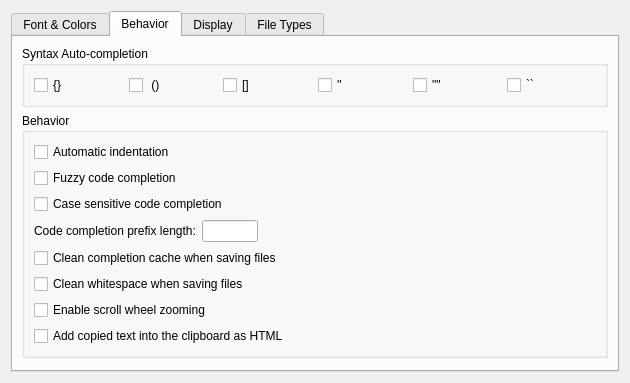
Old version of the form liteidex/src/plugins/liteeditor/liteeditoroption.ui in the repository visualfc/liteide.
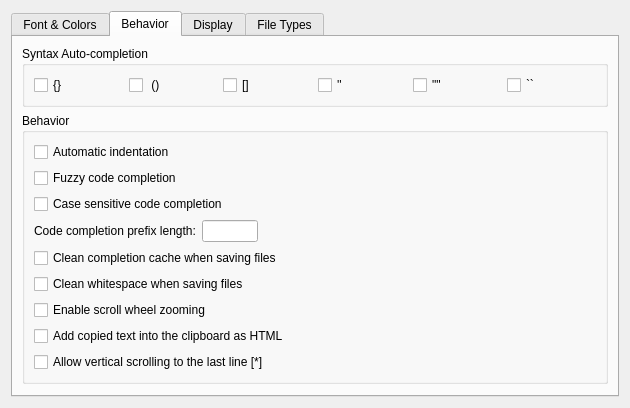
New version of the form. The open tabs and pages were chosen to show the change.

Commit message: liteditor: add allow vertical scrolling to the last line option

What changed in the file:
```diff
--- a/liteidex/src/plugins/liteeditor/liteeditoroption.ui
+++ b/liteidex/src/plugins/liteeditor/liteeditoroption.ui
@@ -7,7 +7,7 @@
     <x>0</x>
     <y>0</y>
     <width>630</width>
-    <height>377</height>
+    <height>390</height>
    </rect>
   </property>
   <property name="windowTitle">
@@ -372,6 +372,13 @@
             </property>
            </widget>
           </item>
+          <item>
+           <widget class="QCheckBox" name="allowVscrollLastLineCheckBox">
+            <property name="text">
+             <string>Allow vertical scrolling to the last line [*]</string>
+            </property>
+           </widget>
+          </item>
          </layout>
         </widget>
        </item>
```
The commit also changes 5 other files.
